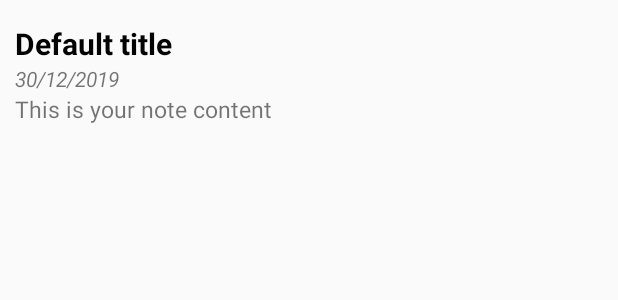
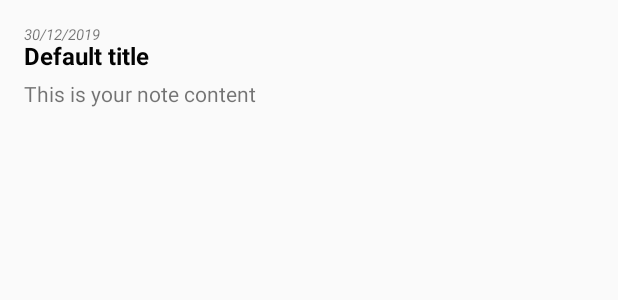
Before and after one commit to ngTienPhat/NMCNPM_Group13, an Android app: the layout note_item.xml on its own in the app's theme, with its tools: preview values and no code run, on a phone screen of 412 x 824 dp. Shown: the top 300 px of the screen. Run offline under Robolectric (Android 15) with nearby library versions, the phone set to English and light mode, and no system bars; network calls fail.

Commit message:
change UI note_item

```diff
--- a/app/src/main/res/layout/note_item.xml
+++ b/app/src/main/res/layout/note_item.xml
@@ -1,12 +1,8 @@
 <?xml version="1.0" encoding="utf-8"?>
 <LinearLayout xmlns:android="http://schemas.android.com/apk/res/android"
     android:orientation="horizontal" android:layout_width="match_parent"
-    android:layout_height="wrap_content"
-    android:paddingLeft="10dp"
-    android:paddingRight="10dp"
-    android:paddingBottom="10dp"
-    android:layout_marginTop="10dp"
-    android:layout_marginBottom="10dp">
+    android:layout_height="88dp"
+    android:padding="16dp">
 
     <LinearLayout
         android:layout_width="wrap_content"
@@ -16,32 +12,36 @@
 
         <TextView
             android:layout_width="match_parent"
-            android:layout_height="wrap_content"
+            android:layout_height="12dp"
+            android:id="@+id/note_date"
+            android:text="30/12/2019"
+            android:textSize="10dp"
+            android:textStyle="italic" />
+
+        <TextView
+            android:layout_width="match_parent"
+            android:layout_height="20dp"
             android:id="@+id/note_title"
             android:text="Default title"
-            android:textSize="20dp"
+            android:gravity="bottom"
+            android:textSize="16dp"
             android:textStyle="bold"
-            android:textColor="@color/colorBlack"
-            android:paddingTop="5dp"/>
+            android:textColor="@color/colorBlack"/>
+
         <TextView
+            android:id="@+id/note_content"
             android:layout_width="match_parent"
-            android:layout_height="wrap_content"
-            android:id="@+id/note_date"
-            android:text="30/12/2019"
-            android:textStyle="italic" />
-        <TextView
-            android:layout_width="match_parent"
-            android:layout_height="wrap_content"
-            android:id="@+id/note_content"
+            android:layout_height="24dp"
+            android:gravity="bottom"
             android:text="This is your note content"
-            android:textStyle="normal"
-            android:textSize="15dp"/>
+            android:textSize="14dp"
+            android:textStyle="normal" />
 
     </LinearLayout>
 
     <ImageView
-        android:layout_width="80dp"
-        android:layout_height="80dp"
+        android:layout_width="56dp"
+        android:layout_height="56dp"
         android:id="@+id/note_img" />
 
 </LinearLayout>
```
